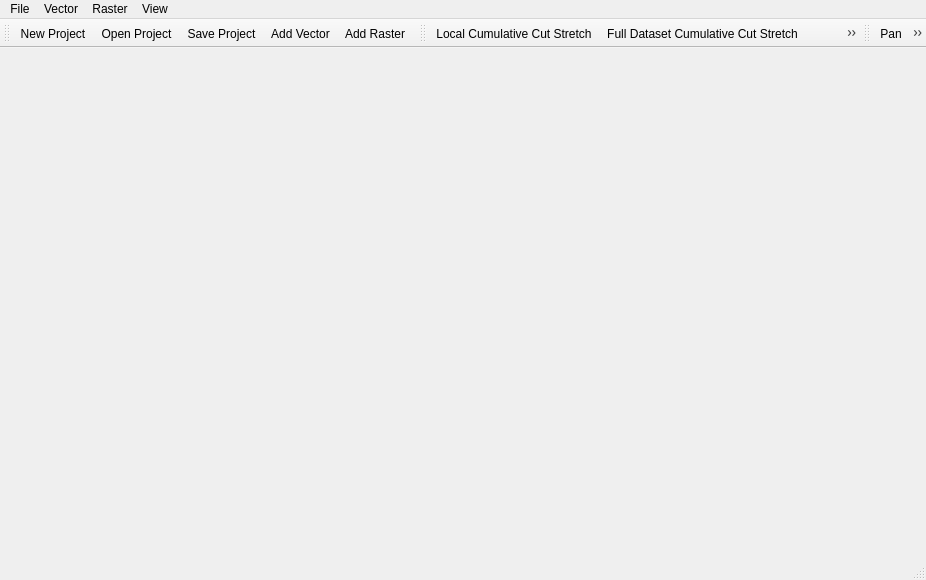
Before: the Qt Designer form qgis_dev/qgis_dev.ui in MrJGao/qgis_dev, drawn with Qt 5.
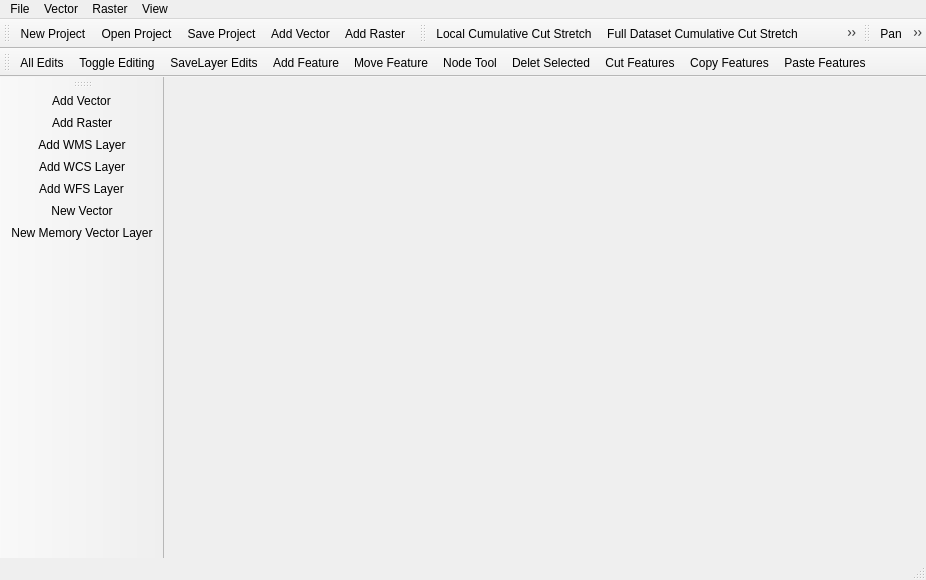
After: the same form once the commit is applied. Icons and pictures are not drawn.

Commit message: create vector layer function

Diff of the .ui file:
```diff
--- a/qgis_dev/qgis_dev.ui
+++ b/qgis_dev/qgis_dev.ui
@@ -133,6 +133,45 @@
    <addaction name="actionZoomOut"/>
    <addaction name="actionIdentify"/>
   </widget>
+  <widget class="QToolBar" name="m_addData_toolBar">
+   <property name="windowTitle">
+    <string>Add Data Tool Bar</string>
+   </property>
+   <attribute name="toolBarArea">
+    <enum>LeftToolBarArea</enum>
+   </attribute>
+   <attribute name="toolBarBreak">
+    <bool>false</bool>
+   </attribute>
+   <addaction name="actionAdd_Vector"/>
+   <addaction name="actionAdd_Raster"/>
+   <addaction name="actionAddWMSlayer"/>
+   <addaction name="actionAdd_WCF_Layer"/>
+   <addaction name="actionAdd_WFS_Layer"/>
+   <addaction name="actionNew_Vector"/>
+   <addaction name="actionNew_Memory_Vector_Layer"/>
+  </widget>
+  <widget class="QToolBar" name="m_editor_toolBar">
+   <property name="windowTitle">
+    <string>Editor Tool Bar</string>
+   </property>
+   <attribute name="toolBarArea">
+    <enum>TopToolBarArea</enum>
+   </attribute>
+   <attribute name="toolBarBreak">
+    <bool>true</bool>
+   </attribute>
+   <addaction name="actionAll_Edits"/>
+   <addaction name="actionToggle_Editing"/>
+   <addaction name="actionSaveLayer_Edits"/>
+   <addaction name="actionAdd_Feature"/>
+   <addaction name="actionMove_Feature"/>
+   <addaction name="actionNode_Tool"/>
+   <addaction name="actionDelet_Selected"/>
+   <addaction name="actionCut_Features"/>
+   <addaction name="actionCopy_Features"/>
+   <addaction name="actionPaste_Features"/>
+  </widget>
   <action name="actionOpen_Project">
    <property name="icon">
     <iconset resource="Resources/images/images.qrc">
@@ -379,6 +418,117 @@
     <string>Add WFS Layer</string>
    </property>
   </action>
+  <action name="actionNew_Vector">
+   <property name="icon">
+    <iconset resource="Resources/images/images.qrc">
+     <normaloff>:/images/themes/default/mActionNewVectorLayer.svg</normaloff>:/images/themes/default/mActionNewVectorLayer.svg</iconset>
+   </property>
+   <property name="text">
+    <string>New Vector</string>
+   </property>
+  </action>
+  <action name="actionNew_Memory_Vector_Layer">
+   <property name="icon">
+    <iconset resource="Resources/images/images.qrc">
+     <normaloff>:/images/themes/default/mActionCreateMemory.png</normaloff>:/images/themes/default/mActionCreateMemory.png</iconset>
+   </property>
+   <property name="text">
+    <string>New Memory Vector Layer</string>
+   </property>
+  </action>
+  <action name="actionAll_Edits">
+   <property name="icon">
+    <iconset resource="Resources/images/images.qrc">
+     <normaloff>:/images/themes/default/mActionAllEdits.svg</normaloff>:/images/themes/default/mActionAllEdits.svg</iconset>
+   </property>
+   <property name="text">
+    <string>All Edits</string>
+   </property>
+  </action>
+  <action name="actionToggle_Editing">
+   <property name="checkable">
+    <bool>true</bool>
+   </property>
+   <property name="icon">
+    <iconset resource="Resources/images/images.qrc">
+     <normaloff>:/images/themes/default/mActionToggleEditing.png</normaloff>:/images/themes/default/mActionToggleEditing.png</iconset>
+   </property>
+   <property name="text">
+    <string>Toggle Editing</string>
+   </property>
+  </action>
+  <action name="actionSaveLayer_Edits">
+   <property name="icon">
+    <iconset resource="Resources/images/images.qrc">
+     <normaloff>:/images/themes/default/mActionSaveAllEdits.svg</normaloff>:/images/themes/default/mActionSaveAllEdits.svg</iconset>
+   </property>
+   <property name="text">
+    <string>SaveLayer Edits</string>
+   </property>
+  </action>
+  <action name="actionAdd_Feature">
+   <property name="icon">
+    <iconset resource="Resources/images/images.qrc">
+     <normaloff>:/images/themes/default/mActionCapturePolygon.png</normaloff>:/images/themes/default/mActionCapturePolygon.png</iconset>
+   </property>
+   <property name="text">
+    <string>Add Feature</string>
+   </property>
+  </action>
+  <action name="actionMove_Feature">
+   <property name="icon">
+    <iconset resource="Resources/images/images.qrc">
+     <normaloff>:/images/themes/default/mActionMoveFeature.png</normaloff>:/images/themes/default/mActionMoveFeature.png</iconset>
+   </property>
+   <property name="text">
+    <string>Move Feature</string>
+   </property>
+  </action>
+  <action name="actionNode_Tool">
+   <property name="icon">
+    <iconset resource="Resources/images/images.qrc">
+     <normaloff>:/images/themes/default/mActionNodeTool.png</normaloff>:/images/themes/default/mActionNodeTool.png</iconset>
+   </property>
+   <property name="text">
+    <string>Node Tool</string>
+   </property>
+  </action>
+  <action name="actionDelet_Selected">
+   <property name="icon">
+    <iconset resource="Resources/images/images.qrc">
+     <normaloff>:/images/themes/default/mActionDeleteSelected.svg</normaloff>:/images/themes/default/mActionDeleteSelected.svg</iconset>
+   </property>
+   <property name="text">
+    <string>Delet Selected</string>
+   </property>
+  </action>
+  <action name="actionCut_Features">
+   <property name="icon">
+    <iconset resource="Resources/images/images.qrc">
+     <normaloff>:/images/themes/default/mActionEditCut.png</normaloff>:/images/themes/default/mActionEditCut.png</iconset>
+   </property>
+   <property name="text">
+    <string>Cut Features</string>
+   </property>
+  </action>
+  <action name="actionCopy_Features">
+   <property name="icon">
+    <iconset resource="Resources/images/images.qrc">
+     <normaloff>:/images/themes/default/mActionEditCopy.png</normaloff>:/images/themes/default/mActionEditCopy.png</iconset>
+   </property>
+   <property name="text">
+    <string>Copy Features</string>
+   </property>
+  </action>
+  <action name="actionPaste_Features">
+   <property name="icon">
+    <iconset resource="Resources/images/images.qrc">
+     <normaloff>:/images/themes/default/mActionEditPaste.png</normaloff>:/images/themes/default/mActionEditPaste.png</iconset>
+   </property>
+   <property name="text">
+    <string>Paste Features</string>
+   </property>
+  </action>
  </widget>
  <layoutdefault spacing="6" margin="11"/>
  <resources>
```
Left out of the diff: 9 changed lines with no effect on the pictures. The commit also changes 14 other files.
